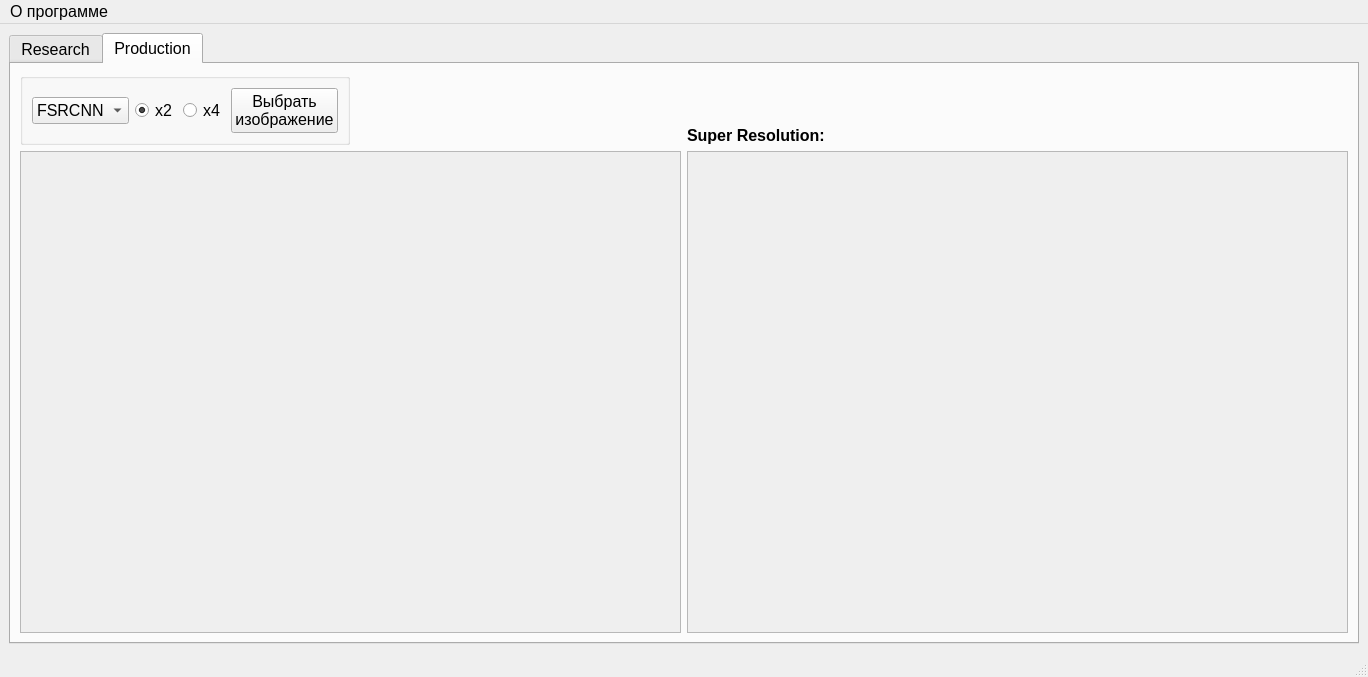
Before: the Qt Designer form isr.ui in rgimad/ISR_GUI, drawn with Qt 5.
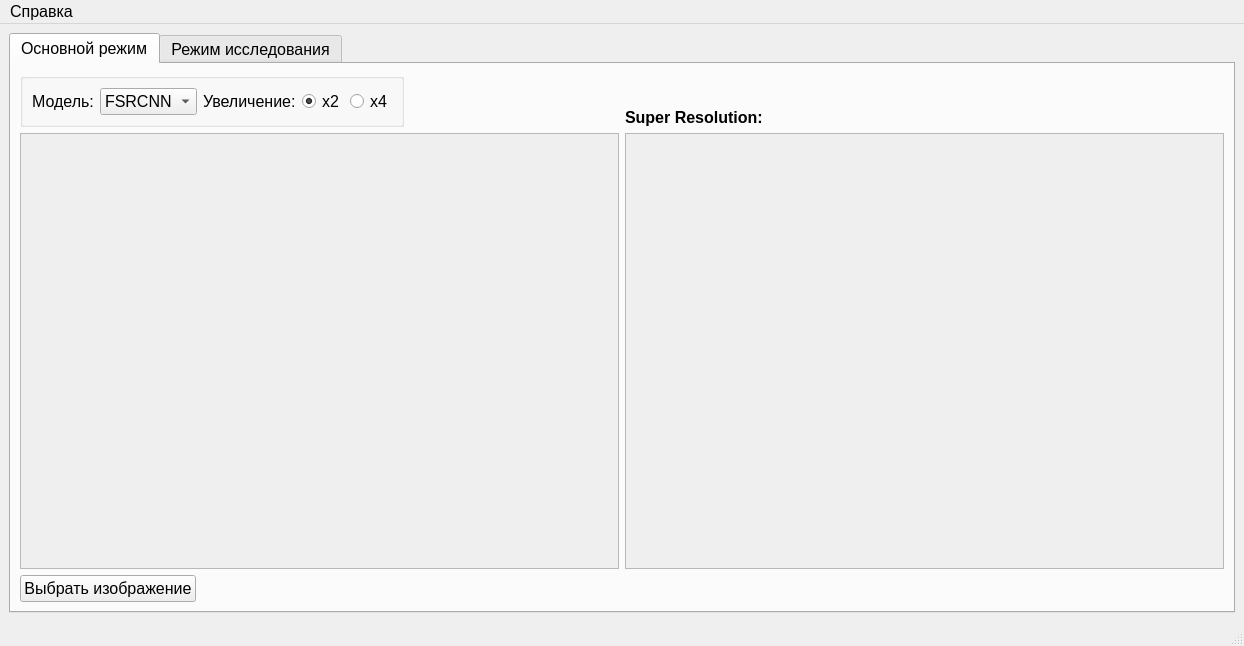
After: the same form once the commit is applied. The open tabs and pages were chosen to show the change.

Commit message: добавил надписи в основной режим, небольшие изменения интерфейса теперь выглядит получше. TODO: добавить мессадж боксы Показать справку и о программе. (особо не париться просто чтобы были с текстом вкраце что как)

Patch:
```diff
--- a/isr.ui
+++ b/isr.ui
@@ -6,8 +6,8 @@
    <rect>
     <x>0</x>
     <y>0</y>
-    <width>1368</width>
-    <height>677</height>
+    <width>1244</width>
+    <height>646</height>
    </rect>
   </property>
   <property name="sizePolicy">
@@ -31,9 +31,179 @@
       <property name="currentIndex">
        <number>0</number>
       </property>
+      <widget class="QWidget" name="tab_2">
+       <attribute name="title">
+        <string>Основной режим</string>
+       </attribute>
+       <layout class="QGridLayout" name="gridLayout_5">
+        <item row="0" column="0">
+         <widget class="QGroupBox" name="gbToolbarProduction">
+          <property name="sizePolicy">
+           <sizepolicy hsizetype="Fixed" vsizetype="Fixed">
+            <horstretch>0</horstretch>
+            <verstretch>0</verstretch>
+           </sizepolicy>
+          </property>
+          <property name="title">
+           <string/>
+          </property>
+          <property name="alignment">
+           <set>Qt::AlignLeading|Qt::AlignLeft|Qt::AlignVCenter</set>
+          </property>
+          <layout class="QGridLayout" name="gridLayout_4">
+           <property name="sizeConstraint">
+            <enum>QLayout::SetDefaultConstraint</enum>
+           </property>
+           <item row="0" column="8">
+            <widget class="QRadioButton" name="rbProduction_x4">
+             <property name="sizePolicy">
+              <sizepolicy hsizetype="Fixed" vsizetype="Fixed">
+               <horstretch>0</horstretch>
+               <verstretch>0</verstretch>
+              </sizepolicy>
+             </property>
+             <property name="text">
+              <string>x4</string>
+             </property>
+            </widget>
+           </item>
+           <item row="0" column="7">
+            <widget class="QRadioButton" name="rbProduction_x2">
+             <property name="sizePolicy">
+              <sizepolicy hsizetype="Fixed" vsizetype="Fixed">
+               <horstretch>0</horstretch>
+               <verstretch>0</verstretch>
+              </sizepolicy>
+             </property>
+             <property name="text">
+              <string>x2</string>
+             </property>
+             <property name="checked">
+              <bool>true</bool>
+             </property>
+            </widget>
+           </item>
+           <item row="0" column="1" colspan="5">
+            <widget class="QComboBox" name="cbProductionChooseModel">
+             <property name="sizePolicy">
+              <sizepolicy hsizetype="Fixed" vsizetype="Fixed">
+               <horstretch>0</horstretch>
+               <verstretch>0</verstretch>
+              </sizepolicy>
+             </property>
+             <property name="font">
+              <font>
+               <pointsize>12</pointsize>
+              </font>
+             </property>
+             <property name="toolTip">
+              <string/>
+             </property>
+             <property name="sizeAdjustPolicy">
+              <enum>QComboBox::AdjustToContents</enum>
+             </property>
+             <item>
+              <property name="text">
+               <string>FSRCNN</string>
+              </property>
+             </item>
+             <item>
+              <property name="text">
+               <string>VDSR</string>
+              </property>
+             </item>
+             <item>
+              <property name="text">
+               <string>EDSR</string>
+              </property>
+             </item>
+            </widget>
+           </item>
+           <item row="0" column="6">
+            <widget class="QLabel" name="label_4">
+             <property name="text">
+              <string>Увеличение:</string>
+             </property>
+            </widget>
+           </item>
+           <item row="0" column="0">
+            <widget class="QLabel" name="label_3">
+             <property name="text">
+              <string>Модель:</string>
+             </property>
+            </widget>
+           </item>
+          </layout>
+         </widget>
+        </item>
+        <item row="1" column="1">
+         <widget class="QScrollArea" name="saProductionSRImage">
+          <property name="widgetResizable">
+           <bool>true</bool>
+          </property>
+          <widget class="QWidget" name="scrollAreaWidgetContents_6">
+           <property name="geometry">
+            <rect>
+             <x>0</x>
+             <y>0</y>
+             <width>596</width>
+             <height>451</height>
+            </rect>
+           </property>
+          </widget>
+         </widget>
+        </item>
+        <item row="0" column="1">
+         <widget class="QLabel" name="lbProductionSR">
+          <property name="font">
+           <font>
+            <weight>75</weight>
+            <bold>true</bold>
+           </font>
+          </property>
+          <property name="text">
+           <string>Super Resolution:</string>
+          </property>
+          <property name="alignment">
+           <set>Qt::AlignBottom|Qt::AlignLeading|Qt::AlignLeft</set>
+          </property>
+         </widget>
+        </item>
+        <item row="1" column="0">
+         <widget class="QScrollArea" name="saProductionInputImage">
+          <property name="widgetResizable">
+           <bool>true</bool>
+          </property>
+          <widget class="QWidget" name="scrollAreaWidgetContents_5">
+           <property name="geometry">
+            <rect>
+             <x>0</x>
+             <y>0</y>
+             <width>596</width>
+             <height>451</height>
+            </rect>
+           </property>
+          </widget>
+         </widget>
+        </item>
+        <item row="2" column="0">
+         <widget class="QPushButton" name="btnProductionChooseImage">
+          <property name="sizePolicy">
+           <sizepolicy hsizetype="Fixed" vsizetype="Fixed">
+            <horstretch>0</horstretch>
+            <verstretch>0</verstretch>
+           </sizepolicy>
+          </property>
+          <property name="text">
+           <string>Выбрать изображение</string>
+          </property>
+         </widget>
+        </item>
+       </layout>
+      </widget>
       <widget class="QWidget" name="tab">
        <attribute name="title">
-        <string>Research</string>
+        <string>Режим исследования</string>
        </attribute>
        <widget class="QGroupBox" name="gbToolbarResearch">
         <property name="geometry">
@@ -433,163 +603,6 @@
         </widget>
        </widget>
       </widget>
-      <widget class="QWidget" name="tab_2">
-       <attribute name="title">
-        <string>Production</string>
-       </attribute>
-       <layout class="QGridLayout" name="gridLayout_5">
-        <item row="1" column="1">
-         <widget class="QScrollArea" name="saProductionSRImage">
-          <property name="widgetResizable">
-           <bool>true</bool>
-          </property>
-          <widget class="QWidget" name="scrollAreaWidgetContents_6">
-           <property name="geometry">
-            <rect>
-             <x>0</x>
-             <y>0</y>
-             <width>19</width>
-             <height>16</height>
-            </rect>
-           </property>
-          </widget>
-         </widget>
-        </item>
-        <item row="0" column="1">
-         <widget class="QLabel" name="lbProductionSR">
-          <property name="font">
-           <font>
-            <weight>75</weight>
-            <bold>true</bold>
-           </font>
-          </property>
-          <property name="text">
-           <string>Super Resolution:</string>
-          </property>
-          <property name="alignment">
-           <set>Qt::AlignBottom|Qt::AlignLeading|Qt::AlignLeft</set>
-          </property>
-         </widget>
-        </item>
-        <item row="0" column="0">
-         <widget class="QGroupBox" name="gbToolbarProduction">
-          <property name="sizePolicy">
-           <sizepolicy hsizetype="Fixed" vsizetype="Fixed">
-            <horstretch>0</horstretch>
-            <verstretch>0</verstretch>
-           </sizepolicy>
-          </property>
-          <property name="title">
-           <string/>
-          </property>
-          <property name="alignment">
-           <set>Qt::AlignLeading|Qt::AlignLeft|Qt::AlignVCenter</set>
-          </property>
-          <layout class="QGridLayout" name="gridLayout_4">
-           <property name="sizeConstraint">
-            <enum>QLayout::SetDefaultConstraint</enum>
-           </property>
-           <item row="0" column="5">
-            <widget class="QRadioButton" name="rbProduction_x2">
-             <property name="sizePolicy">
-              <sizepolicy hsizetype="Fixed" vsizetype="Fixed">
-               <horstretch>0</horstretch>
-               <verstretch>0</verstretch>
-              </sizepolicy>
-             </property>
-             <property name="text">
-              <string>x2</string>
-             </property>
-             <property name="checked">
-              <bool>true</bool>
-             </property>
-            </widget>
-           </item>
-           <item row="0" column="6">
-            <widget class="QRadioButton" name="rbProduction_x4">
-             <property name="sizePolicy">
-              <sizepolicy hsizetype="Fixed" vsizetype="Fixed">
-               <horstretch>0</horstretch>
-               <verstretch>0</verstretch>
-              </sizepolicy>
-             </property>
-             <property name="text">
-              <string>x4</string>
-             </property>
-            </widget>
-           </item>
-           <item row="0" column="0" colspan="5">
-            <widget class="QComboBox" name="cbProductionChooseModel">
-             <property name="sizePolicy">
-              <sizepolicy hsizetype="Fixed" vsizetype="Fixed">
-               <horstretch>0</horstretch>
-               <verstretch>0</verstretch>
-              </sizepolicy>
-             </property>
-             <property name="font">
-              <font>
-               <pointsize>12</pointsize>
-              </font>
-             </property>
-             <property name="toolTip">
-              <string/>
-             </property>
-             <property name="sizeAdjustPolicy">
-              <enum>QComboBox::AdjustToContents</enum>
-             </property>
-             <item>
-              <property name="text">
-               <string>FSRCNN</string>
-              </property>
-             </item>
-             <item>
-              <property name="text">
-               <string>VDSR</string>
-              </property>
-             </item>
-             <item>
-              <property name="text">
-               <string>EDSR</string>
-              </property>
-             </item>
-            </widget>
-           </item>
-           <item row="0" column="7">
-            <widget class="QPushButton" name="btnProductionChooseImage">
-             <property name="sizePolicy">
-              <sizepolicy hsizetype="Fixed" vsizetype="Fixed">
-               <horstretch>0</horstretch>
-               <verstretch>0</verstretch>
-              </sizepolicy>
-             </property>
-             <property name="text">
-              <string>Выбрать
-изображение</string>
-             </property>
-            </widget>
-           </item>
-          </layout>
-         </widget>
-        </item>
-        <item row="1" column="0">
-         <widget class="QScrollArea" name="saProductionInputImage">
-          <property name="widgetResizable">
-           <bool>true</bool>
-          </property>
-          <widget class="QWidget" name="scrollAreaWidgetContents_5">
-           <property name="geometry">
-            <rect>
-             <x>0</x>
-             <y>0</y>
-             <width>19</width>
-             <height>16</height>
-            </rect>
-           </property>
-          </widget>
-         </widget>
-        </item>
-       </layout>
-      </widget>
      </widget>
     </item>
    </layout>
@@ -599,13 +612,13 @@
     <rect>
      <x>0</x>
      <y>0</y>
-     <width>1368</width>
+     <width>1244</width>
      <height>21</height>
     </rect>
    </property>
    <widget class="QMenu" name="menu">
     <property name="title">
-     <string>О программе</string>
+     <string>Справка</string>
     </property>
     <addaction name="action"/>
    </widget>
```
Left out of the diff: 13 changed lines with no effect on the pictures.
